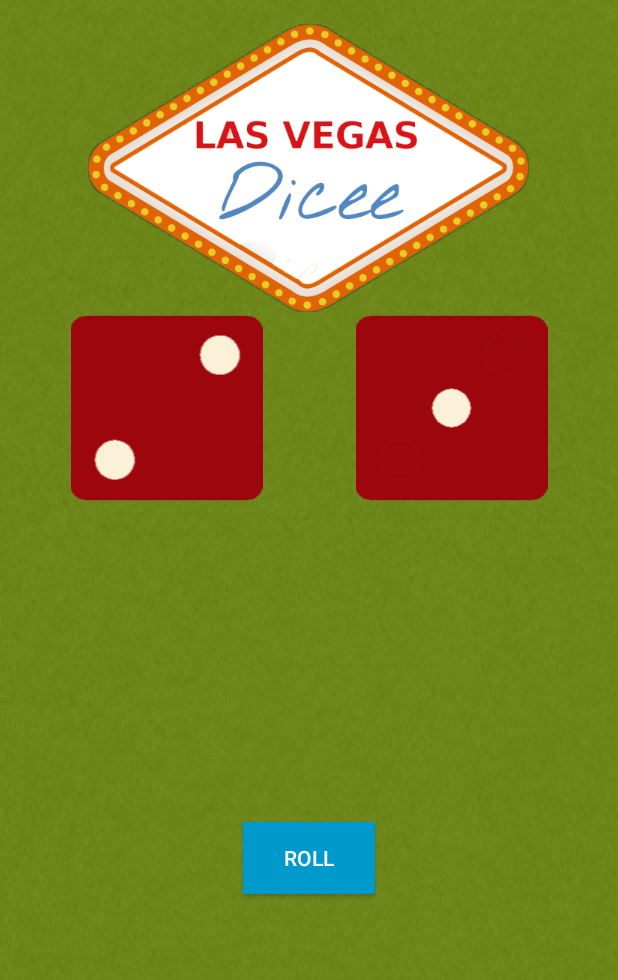
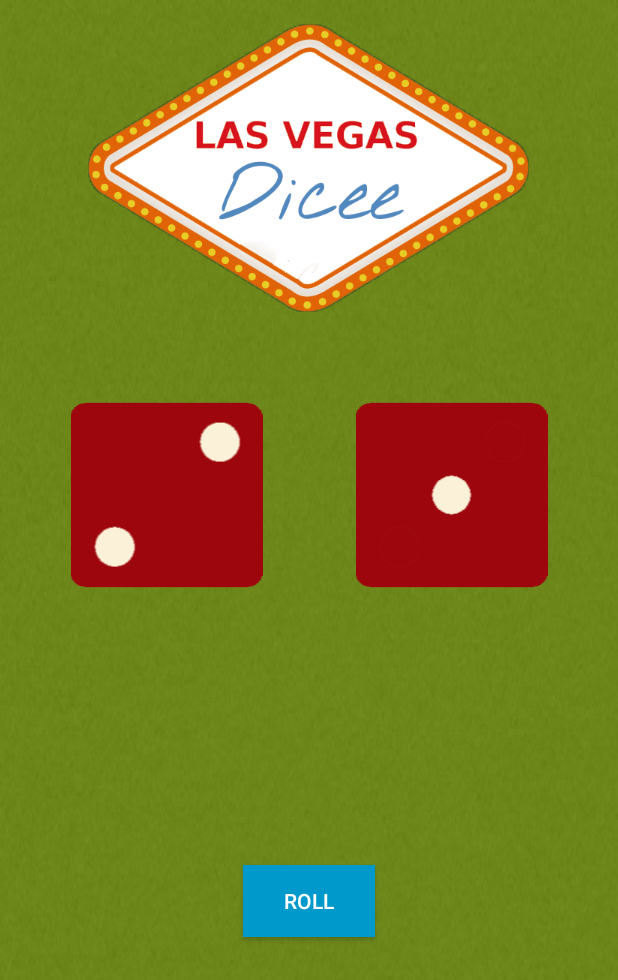
Before and after one commit to MooseMachine/Dicee, an Android app: the screen it shows after launch (MainActivity), on a phone screen of 412 x 824 dp. Shown: the top 980 px of the screen. Run offline under Robolectric (Android 15) with nearby library versions, the phone set to English and light mode, and no system bars.

Commit message:
lesson complete

```diff
--- a/app/src/main/java/com/example/andrew/dicee/MainActivity.java
+++ b/app/src/main/java/com/example/andrew/dicee/MainActivity.java
@@ -1,7 +1,14 @@
 package com.example.andrew.dicee;
 
+import android.media.Image;
 import android.support.v7.app.AppCompatActivity;
 import android.os.Bundle;
+import android.util.Log;
+import android.view.View;
+import android.widget.Button;
+import android.widget.ImageView;
+
+import java.util.Random;
 
 public class MainActivity extends AppCompatActivity {
 
@@ -9,5 +16,33 @@ public class MainActivity extends AppCompatActivity {
     protected void onCreate(Bundle savedInstanceState) {
         super.onCreate(savedInstanceState);
         setContentView(R.layout.activity_main);
+
+        Button rollButton = findViewById(R.id.roll_button);
+        final ImageView leftDice = findViewById(R.id.image_leftDice);
+        final ImageView rightDice = findViewById(R.id.image_rightDice);
+
+        final int[] diceArray = {
+                R.drawable.dice1,
+                R.drawable.dice2,
+                R.drawable.dice3,
+                R.drawable.dice4,
+                R.drawable.dice5,
+                R.drawable.dice6};
+
+        rollButton.setOnClickListener(new View.OnClickListener() {
+            @Override
+            public void onClick(View v) {
+                //Log.d("Dicee","Ze button has been pressed");
+
+                Random randomNumberGenerator = new Random();
+                //int number = randomNumberGenerator.nextInt(6);
+
+                //Log.d("Dicee", "The random number is: " + number);
+
+                leftDice.setImageResource(diceArray[randomNumberGenerator.nextInt(6)]);
+                rightDice.setImageResource(diceArray[randomNumberGenerator.nextInt(6)]);
+            }
+        });
+
     }
 }
--- a/app/src/main/res/layout/activity_main.xml
+++ b/app/src/main/res/layout/activity_main.xml
@@ -15,7 +15,7 @@
 
     <RelativeLayout
         android:layout_width="match_parent"
-        android:layout_height="wrap_content">
+        android:layout_height="250dp">
 
         <ImageView
             android:id="@+id/image_logo"
```
